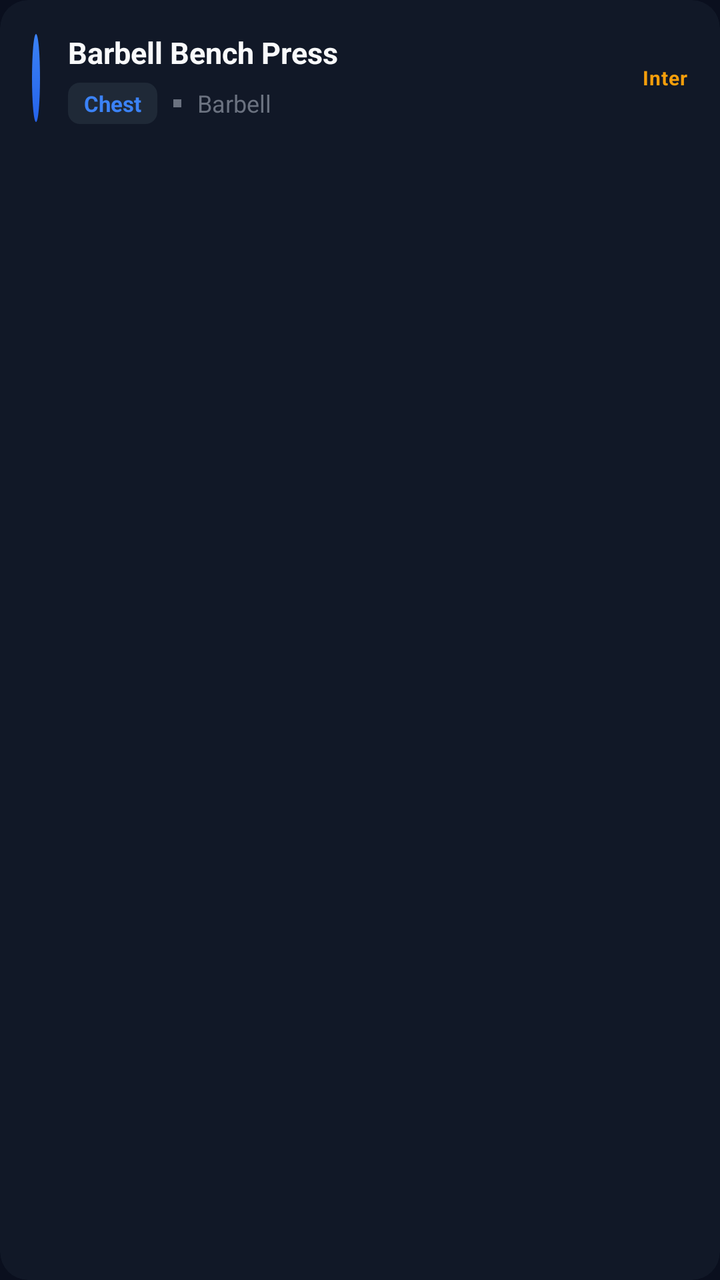
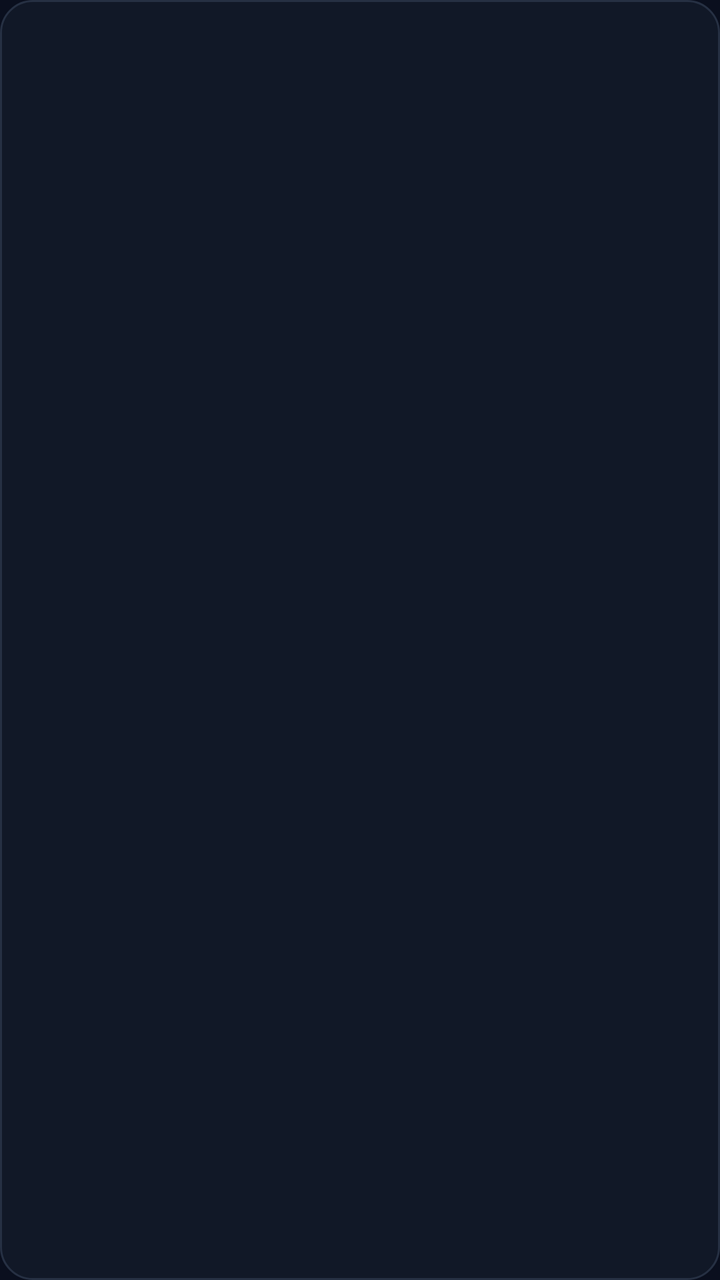

Before-and-after screenshots of an Android layout around one commit, followed by the original layout XML and the change that was made.
<!-- AndroidManifest.xml: application theme Theme.GymbroMAD -->
<!-- res/layout/item_exercise.xml -->
<?xml version="1.0" encoding="utf-8"?>
<androidx.cardview.widget.CardView
    xmlns:android="http://schemas.android.com/apk/res/android"
    xmlns:app="http://schemas.android.com/apk/res-auto"
    android:layout_width="match_parent"
    android:layout_height="wrap_content"
    android:layout_marginStart="20dp"
    android:layout_marginEnd="20dp"
    android:layout_marginBottom="8dp"
    app:cardBackgroundColor="@color/bg_card"
    app:cardCornerRadius="14dp"
    app:cardElevation="0dp">

    <LinearLayout
        android:layout_width="match_parent"
        android:layout_height="wrap_content"
        android:orientation="horizontal"
        android:gravity="center_vertical"
        android:padding="16dp"
        android:clickable="true"
        android:focusable="true">

        
        <View
            android:id="@+id/view_muscle_indicator"
            android:layout_width="4dp"
            android:layout_height="44dp"
            android:background="@drawable/bg_avatar"
            android:layout_marginEnd="14dp" />

        
        <LinearLayout
            android:layout_width="0dp"
            android:layout_height="wrap_content"
            android:layout_weight="1"
            android:orientation="vertical">

            
            <TextView
                android:id="@+id/tv_exercise_name"
                android:layout_width="wrap_content"
                android:layout_height="wrap_content"
                android:text="Barbell Bench Press"
                android:textColor="@color/text_primary"
                android:textSize="15sp"
                android:textStyle="bold"
                android:maxLines="1"
                android:ellipsize="end" />

            
            <LinearLayout
                android:layout_width="wrap_content"
                android:layout_height="wrap_content"
                android:orientation="horizontal"
                android:gravity="center_vertical"
                android:layout_marginTop="5dp">

                
                <TextView
                    android:id="@+id/tv_muscle_group"
                    android:layout_width="wrap_content"
                    android:layout_height="wrap_content"
                    android:text="Chest"
                    android:textColor="@color/primary_light"
                    android:textSize="11sp"
                    android:textStyle="bold"
                    android:background="@drawable/bg_muscle_tag"
                    android:paddingStart="8dp"
                    android:paddingEnd="8dp"
                    android:paddingTop="3dp"
                    android:paddingBottom="3dp" />

                
                <View
                    android:layout_width="4dp"
                    android:layout_height="4dp"
                    android:background="#6B7280"
                    android:layout_marginStart="8dp"
                    android:layout_marginEnd="8dp" />

                
                <TextView
                    android:id="@+id/tv_equipment"
                    android:layout_width="wrap_content"
                    android:layout_height="wrap_content"
                    android:text="Barbell"
                    android:textColor="@color/text_muted"
                    android:textSize="12sp" />

            </LinearLayout>

        </LinearLayout>

        
        <TextView
            android:id="@+id/tv_difficulty"
            android:layout_width="wrap_content"
            android:layout_height="wrap_content"
            android:text="Inter"
            android:textColor="@color/warning"
            android:textSize="10sp"
            android:textStyle="bold"
            android:letterSpacing="0.04"
            android:layout_marginStart="8dp" />

    </LinearLayout>

</androidx.cardview.widget.CardView>
<!-- resources referenced by this layout -->
<resources>
  <color name="bg_card">#111827</color>
  <color name="primary_light">#3B82F6</color>
  <color name="text_muted">#6B7280</color>
  <color name="text_primary">#F9FAFB</color>
  <color name="warning">#F59E0B</color>
  <!-- drawable bg_avatar (drawable) -->
  <?xml version="1.0" encoding="utf-8"?>
  <shape xmlns:android="http://schemas.android.com/apk/res/android"
      android:shape="oval">
      <gradient
          android:startColor="@color/primary"
          android:endColor="@color/primary_light"
          android:angle="135" />
  </shape>
  <!-- drawable bg_muscle_tag (drawable) -->
  <?xml version="1.0" encoding="utf-8"?>
  <shape xmlns:android="http://schemas.android.com/apk/res/android"
      android:shape="rectangle">
      <solid android:color="#1F2937" />
      <corners android:radius="6dp" />
  </shape>
  <style name="Theme.GymbroMAD" parent="Theme.MaterialComponents.DayNight.NoActionBar">
          <item name="colorPrimary">@color/primary</item>
          <item name="colorPrimaryDark">@color/primary_dark</item>
          <item name="colorAccent">@color/accent</item>
          <item name="android:windowBackground">@color/bg_dark</item>
          <item name="android:statusBarColor">@color/bg_dark</item>
          <item name="android:navigationBarColor">@color/bg_card</item>
          <item name="android:textColor">@color/text_primary</item>
          <item name="android:fontFamily">sans-serif</item>
      </style>
  <color name="primary">#2563EB</color>
  <color name="primary_dark">#1D4ED8</color>
  <color name="accent">#60A5FA</color>
  <color name="bg_dark">#0A0F1E</color>
</resources>

<!-- the commit's change to res/layout/item_exercise.xml (unified diff, before → after) -->
@@ -1,108 +1,60 @@
 <?xml version="1.0" encoding="utf-8"?>
-<androidx.cardview.widget.CardView
+<androidx.constraintlayout.widget.ConstraintLayout
     xmlns:android="http://schemas.android.com/apk/res/android"
     xmlns:app="http://schemas.android.com/apk/res-auto"
     android:layout_width="match_parent"
     android:layout_height="wrap_content"
+    android:background="@drawable/bg_stat_card"
     android:layout_marginStart="20dp"
     android:layout_marginEnd="20dp"
-    android:layout_marginBottom="8dp"
-    app:cardBackgroundColor="@color/bg_card"
-    app:cardCornerRadius="14dp"
-    app:cardElevation="0dp">
+    android:layout_marginBottom="10dp"
+    android:padding="16dp">
 
-    <LinearLayout
-        android:layout_width="match_parent"
+    
+    <TextView
+        android:id="@+id/tv_exercise_name"
+        android:layout_width="0dp"
         android:layout_height="wrap_content"
-        android:orientation="horizontal"
-        android:gravity="center_vertical"
-        android:padding="16dp"
-        android:clickable="true"
-        android:focusable="true">
+        android:textColor="@color/text_primary"
+        android:textSize="16sp"
+        android:textStyle="bold"
+        app:layout_constraintTop_toTopOf="parent"
+        app:layout_constraintStart_toStartOf="parent"
+        app:layout_constraintEnd_toStartOf="@id/tv_category" />
 
-        
-        <View
-            android:id="@+id/view_muscle_indicator"
-            android:layout_width="4dp"
-            android:layout_height="44dp"
-            android:background="@drawable/bg_avatar"
-            android:layout_marginEnd="14dp" />
+    
+    <TextView
+        android:id="@+id/tv_category"
+        android:layout_width="wrap_content"
+        android:layout_height="wrap_content"
+        android:textColor="@color/primary_light"
+        android:textSize="11sp"
+        android:textAllCaps="true"
+        android:textStyle="bold"
+        app:layout_constraintTop_toTopOf="parent"
+        app:layout_constraintEnd_toEndOf="parent" />
 
-        
-        <LinearLayout
-            android:layout_width="0dp"
-            android:layout_height="wrap_content"
-            android:layout_weight="1"
-            android:orientation="vertical">
+    
+    <TextView
+        android:id="@+id/tv_muscles"
+        android:layout_width="0dp"
+        android:layout_height="wrap_content"
+        android:textColor="@color/text_secondary"
+        android:textSize="13sp"
+        android:layout_marginTop="4dp"
+        app:layout_constraintTop_toBottomOf="@id/tv_exercise_name"
+        app:layout_constraintStart_toStartOf="parent"
+        app:layout_constraintEnd_toEndOf="parent" />
 
-            
-            <TextView
-                android:id="@+id/tv_exercise_name"
-                android:layout_width="wrap_content"
-                android:layout_height="wrap_content"
-                android:text="Barbell Bench Press"
-                android:textColor="@color/text_primary"
-                android:textSize="15sp"
-                android:textStyle="bold"
-                android:maxLines="1"
-                android:ellipsize="end" />
+    
+    <TextView
+        android:id="@+id/tv_equipment"
+        android:layout_width="wrap_content"
+        android:layout_height="wrap_content"
+        android:textColor="@color/text_muted"
+        android:textSize="12sp"
+        android:layout_marginTop="6dp"
+        app:layout_constraintTop_toBottomOf="@id/tv_muscles"
+        app:layout_constraintStart_toStartOf="parent" />
 
-            
-            <LinearLayout
-                android:layout_width="wrap_content"
-                android:layout_height="wrap_content"
-                android:orientation="horizontal"
-                android:gravity="center_vertical"
-                android:layout_marginTop="5dp">
-
-                
-                <TextView
-                    android:id="@+id/tv_muscle_group"
-                    android:layout_width="wrap_content"
-                    android:layout_height="wrap_content"
-                    android:text="Chest"
-                    android:textColor="@color/primary_light"
-                    android:textSize="11sp"
-                    android:textStyle="bold"
-                    android:background="@drawable/bg_muscle_tag"
-                    android:paddingStart="8dp"
-                    android:paddingEnd="8dp"
-                    android:paddingTop="3dp"
-                    android:paddingBottom="3dp" />
-
-                
-                <View
-                    android:layout_width="4dp"
-                    android:layout_height="4dp"
-                    android:background="#6B7280"
-                    android:layout_marginStart="8dp"
-                    android:layout_marginEnd="8dp" />
-
-                
-                <TextView
-                    android:id="@+id/tv_equipment"
-                    android:layout_width="wrap_content"
-                    android:layout_height="wrap_content"
-                    android:text="Barbell"
-                    android:textColor="@color/text_muted"
-                    android:textSize="12sp" />
-
-            </LinearLayout>
-
-        </LinearLayout>
-
-        
-        <TextView
-            android:id="@+id/tv_difficulty"
-            android:layout_width="wrap_content"
-            android:layout_height="wrap_content"
-            android:text="Inter"
-            android:textColor="@color/warning"
-            android:textSize="10sp"
-            android:textStyle="bold"
-            android:letterSpacing="0.04"
-            android:layout_marginStart="8dp" />
-
-    </LinearLayout>
-
-</androidx.cardview.widget.CardView>
+</androidx.constraintlayout.widget.ConstraintLayout>
<!-- resource entries referenced after the edit -->
@@ -1,25 +1,18 @@
 <!-- resources referenced by this layout -->
 <resources>
   <color name="bg_card">#111827</color>
+  <color name="bg_elevated">#263043</color>
   <color name="primary_light">#3B82F6</color>
   <color name="text_muted">#6B7280</color>
   <color name="text_primary">#F9FAFB</color>
-  <color name="warning">#F59E0B</color>
-  <!-- drawable bg_avatar (drawable) -->
-  <?xml version="1.0" encoding="utf-8"?>
-  <shape xmlns:android="http://schemas.android.com/apk/res/android"
-      android:shape="oval">
-      <gradient
-          android:startColor="@color/primary"
-          android:endColor="@color/primary_light"
-          android:angle="135" />
-  </shape>
-  <!-- drawable bg_muscle_tag (drawable) -->
+  <color name="text_secondary">#9CA3AF</color>
+  <!-- drawable bg_stat_card (drawable) -->
   <?xml version="1.0" encoding="utf-8"?>
   <shape xmlns:android="http://schemas.android.com/apk/res/android"
       android:shape="rectangle">
-      <solid android:color="#1F2937" />
-      <corners android:radius="6dp" />
+      <solid android:color="@color/bg_card" />
+      <corners android:radius="16dp" />
+      <stroke android:width="1dp" android:color="@color/bg_elevated" />
   </shape>
   <style name="Theme.GymbroMAD" parent="Theme.MaterialComponents.DayNight.NoActionBar">
           <item name="colorPrimary">@color/primary</item>
